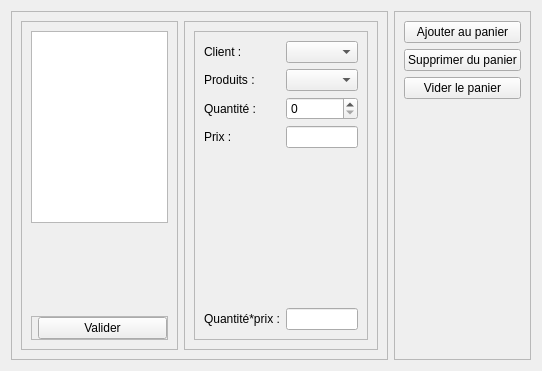
Above: ajoutvente.ui from Totelof10/tsena before the change. Below: the same form after it.
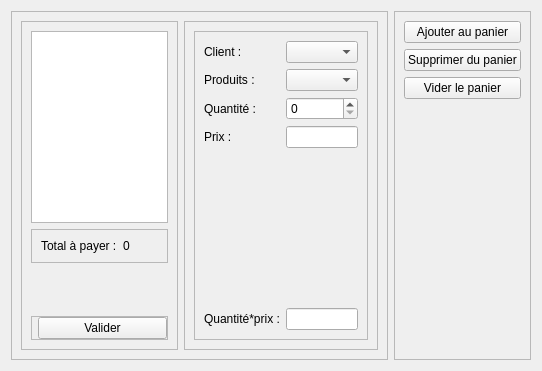
That is the form after the change.

The edit to the form file:
```diff
--- a/ajoutvente.ui
+++ b/ajoutvente.ui
@@ -35,6 +35,32 @@
          <item>
           <widget class="QListWidget" name="listWidget"/>
          </item>
+         <item>
+          <widget class="QFrame" name="frame_7">
+           <property name="frameShape">
+            <enum>QFrame::Shape::StyledPanel</enum>
+           </property>
+           <property name="frameShadow">
+            <enum>QFrame::Shadow::Raised</enum>
+           </property>
+           <layout class="QHBoxLayout" name="horizontalLayout_2">
+            <item>
+             <widget class="QLabel" name="label_6">
+              <property name="text">
+               <string>Total à payer :</string>
+              </property>
+             </widget>
+            </item>
+            <item>
+             <widget class="QLabel" name="labelTotal">
+              <property name="text">
+               <string>0</string>
+              </property>
+             </widget>
+            </item>
+           </layout>
+          </widget>
+         </item>
          <item>
           <spacer name="verticalSpacer_2">
            <property name="orientation">
```
